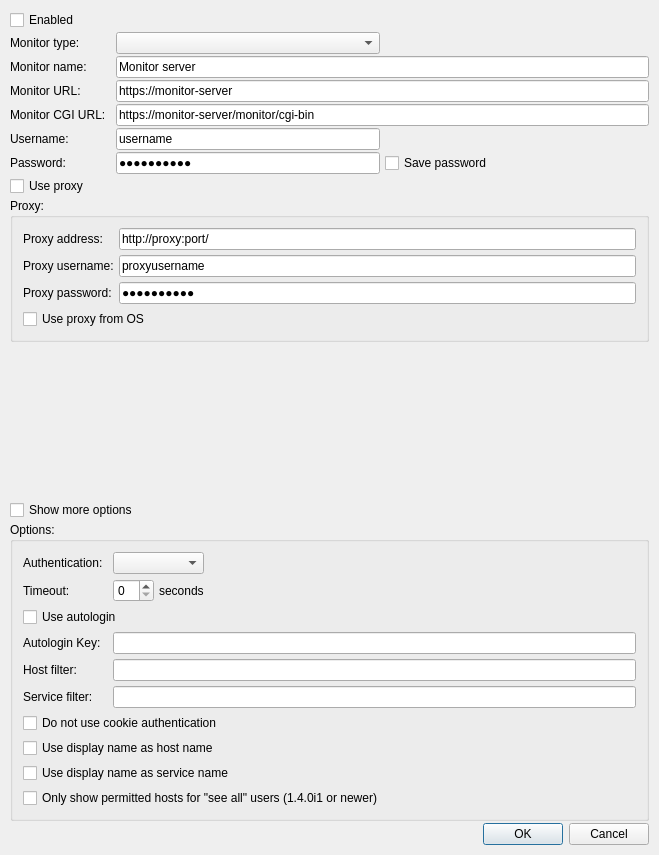
Above: Nagstamon/QUI/settings_server.ui from HenriWahl/Nagstamon before the change. Below: the same form after it.
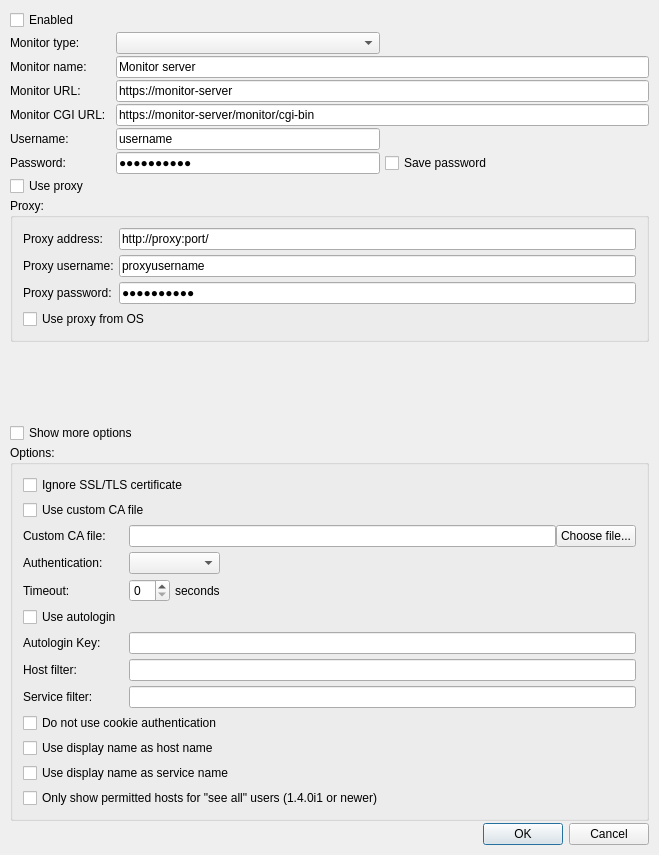
That is the form after the change.

Diff of the .ui file:
```diff
--- a/Nagstamon/QUI/settings_server.ui
+++ b/Nagstamon/QUI/settings_server.ui
@@ -332,17 +332,50 @@
       <property name="verticalSpacing">
        <number>5</number>
       </property>
-      <item row="1" column="1">
+      <item row="2" column="0">
+       <widget class="QLabel" name="label_custom_ca_file">
+        <property name="text">
+         <string>Custom CA file: </string>
+        </property>
+       </widget>
+      </item>
+      <item row="8" column="0">
+       <widget class="QLabel" name="label_autologin_key">
+        <property name="sizePolicy">
+         <sizepolicy hsizetype="Minimum" vsizetype="Preferred">
+          <horstretch>0</horstretch>
+          <verstretch>0</verstretch>
+         </sizepolicy>
+        </property>
+        <property name="text">
+         <string>Autologin Key:</string>
+        </property>
+       </widget>
+      </item>
+      <item row="5" column="2">
        <widget class="QComboBox" name="input_combobox_authentication"/>
       </item>
-      <item row="4" column="1" colspan="2">
-       <widget class="QLineEdit" name="input_lineedit_autologin_key">
+      <item row="5" column="3">
+       <spacer name="horizontalSpacer_2">
+        <property name="orientation">
+         <enum>Qt::Horizontal</enum>
+        </property>
+        <property name="sizeHint" stdset="0">
+         <size>
+          <width>40</width>
+          <height>20</height>
+         </size>
+        </property>
+       </spacer>
+      </item>
+      <item row="6" column="0">
+       <widget class="QLabel" name="label_timeout">
         <property name="text">
-         <string/>
+         <string>Timeout:</string>
         </property>
        </widget>
       </item>
-      <item row="2" column="1">
+      <item row="6" column="2">
        <layout class="QHBoxLayout" name="horizontalLayout_timeout_seconds">
         <property name="spacing">
          <number>5</number>
@@ -359,27 +392,7 @@
         </item>
        </layout>
       </item>
-      <item row="5" column="0">
-       <widget class="QLabel" name="label_host_filter">
-        <property name="sizePolicy">
-         <sizepolicy hsizetype="Minimum" vsizetype="Preferred">
-          <horstretch>0</horstretch>
-          <verstretch>0</verstretch>
-         </sizepolicy>
-        </property>
-        <property name="text">
-         <string>Host filter:</string>
-        </property>
-       </widget>
-      </item>
-      <item row="5" column="1" colspan="2">
-       <widget class="QLineEdit" name="input_lineedit_host_filter">
-        <property name="text">
-         <string/>
-        </property>
-       </widget>
-      </item>
-      <item row="2" column="2">
+      <item row="6" column="3">
        <spacer name="horizontalSpacer">
         <property name="orientation">
          <enum>Qt::Horizontal</enum>
@@ -392,101 +405,123 @@
         </property>
        </spacer>
       </item>
-      <item row="2" column="0">
-       <widget class="QLabel" name="label_timeout">
-        <property name="text">
-         <string>Timeout:</string>
-        </property>
-       </widget>
-      </item>
-      <item row="3" column="0" colspan="3">
+      <item row="7" column="0" colspan="4">
        <widget class="QCheckBox" name="input_checkbox_use_autologin">
         <property name="text">
          <string>Use autologin</string>
         </property>
        </widget>
       </item>
-      <item row="1" column="0">
+      <item row="8" column="2" colspan="2">
+       <widget class="QLineEdit" name="input_lineedit_autologin_key">
+        <property name="text">
+         <string/>
+        </property>
+       </widget>
+      </item>
+      <item row="9" column="0">
+       <widget class="QLabel" name="label_host_filter">
+        <property name="sizePolicy">
+         <sizepolicy hsizetype="Minimum" vsizetype="Preferred">
+          <horstretch>0</horstretch>
+          <verstretch>0</verstretch>
+         </sizepolicy>
+        </property>
+        <property name="text">
+         <string>Host filter:</string>
+        </property>
+       </widget>
+      </item>
+      <item row="5" column="0">
        <widget class="QLabel" name="label_auth_type">
         <property name="text">
          <string>Authentication:</string>
         </property>
        </widget>
       </item>
-      <item row="9" column="0" colspan="3">
+      <item row="12" column="0" colspan="4">
+       <widget class="QCheckBox" name="input_checkbox_use_display_name_host">
+        <property name="text">
+         <string>Use display name as host name</string>
+        </property>
+       </widget>
+      </item>
+      <item row="13" column="0" colspan="4">
        <widget class="QCheckBox" name="input_checkbox_use_display_name_service">
         <property name="text">
          <string>Use display name as service name</string>
         </property>
        </widget>
       </item>
-      <item row="7" column="0" colspan="3">
+      <item row="9" column="2" colspan="2">
+       <widget class="QLineEdit" name="input_lineedit_host_filter">
+        <property name="text">
+         <string/>
+        </property>
+       </widget>
+      </item>
+      <item row="10" column="0">
+       <widget class="QLabel" name="label_service_filter">
+        <property name="sizePolicy">
+         <sizepolicy hsizetype="Minimum" vsizetype="Preferred">
+          <horstretch>0</horstretch>
+          <verstretch>0</verstretch>
+         </sizepolicy>
+        </property>
+        <property name="text">
+         <string>Service filter:</string>
+        </property>
+       </widget>
+      </item>
+      <item row="10" column="2" colspan="2">
+       <widget class="QLineEdit" name="input_lineedit_service_filter">
+        <property name="text">
+         <string/>
+        </property>
+       </widget>
+      </item>
+      <item row="11" column="0" colspan="4">
        <widget class="QCheckBox" name="input_checkbox_no_cookie_auth">
         <property name="text">
          <string>Do not use cookie authentication</string>
         </property>
        </widget>
       </item>
-      <item row="4" column="0">
-       <widget class="QLabel" name="label_autologin_key">
-        <property name="sizePolicy">
-         <sizepolicy hsizetype="Minimum" vsizetype="Preferred">
-          <horstretch>0</horstretch>
-          <verstretch>0</verstretch>
-         </sizepolicy>
-        </property>
-        <property name="text">
-         <string>Autologin Key:</string>
-        </property>
-       </widget>
-      </item>
-      <item row="1" column="2">
-       <spacer name="horizontalSpacer_2">
-        <property name="orientation">
-         <enum>Qt::Horizontal</enum>
-        </property>
-        <property name="sizeHint" stdset="0">
-         <size>
-          <width>40</width>
-          <height>20</height>
-         </size>
-        </property>
-       </spacer>
-      </item>
-      <item row="8" column="0" colspan="3">
-       <widget class="QCheckBox" name="input_checkbox_use_display_name_host">
-        <property name="text">
-         <string>Use display name as host name</string>
-        </property>
-       </widget>
-      </item>
-      <item row="10" column="0" colspan="3">
+      <item row="14" column="0" colspan="4">
        <widget class="QCheckBox" name="input_checkbox_force_authuser">
         <property name="text">
          <string>Only show permitted hosts for &quot;see all&quot; users (1.4.0i1 or newer)</string>
         </property>
        </widget>
       </item>
-      <item row="6" column="0">
-       <widget class="QLabel" name="label_service_filter">
-        <property name="sizePolicy">
-         <sizepolicy hsizetype="Minimum" vsizetype="Preferred">
-          <horstretch>0</horstretch>
-          <verstretch>0</verstretch>
-         </sizepolicy>
-        </property>
+      <item row="0" column="0" colspan="4">
+       <widget class="QCheckBox" name="input_checkbox_ignore_cert">
         <property name="text">
-         <string>Service filter:</string>
+         <string>Ignore SSL/TLS certificate</string>
         </property>
        </widget>
       </item>
-      <item row="6" column="1" colspan="2">
-       <widget class="QLineEdit" name="input_lineedit_service_filter">
+      <item row="1" column="0" colspan="3">
+       <widget class="QCheckBox" name="input_checkbox_custom_cert_use">
         <property name="text">
-         <string/>
+         <string>Use custom CA file</string>
         </property>
        </widget>
       </item>
+      <item row="2" column="2" colspan="2">
+       <layout class="QHBoxLayout" name="horizontalLayout">
+        <item>
+         <widget class="QLineEdit" name="input_lineedit_custom_cert_ca_file"/>
+        </item>
+        <item>
+         <widget class="QPushButton" name="button_choose_custom_cert_ca_file">
+          <property name="text">
+           <string>Choose file...</string>
+          </property>
+         </widget>
+        </item>
+       </layout>
+      </item>
      </layout>
     </widget>
    </item>
```
